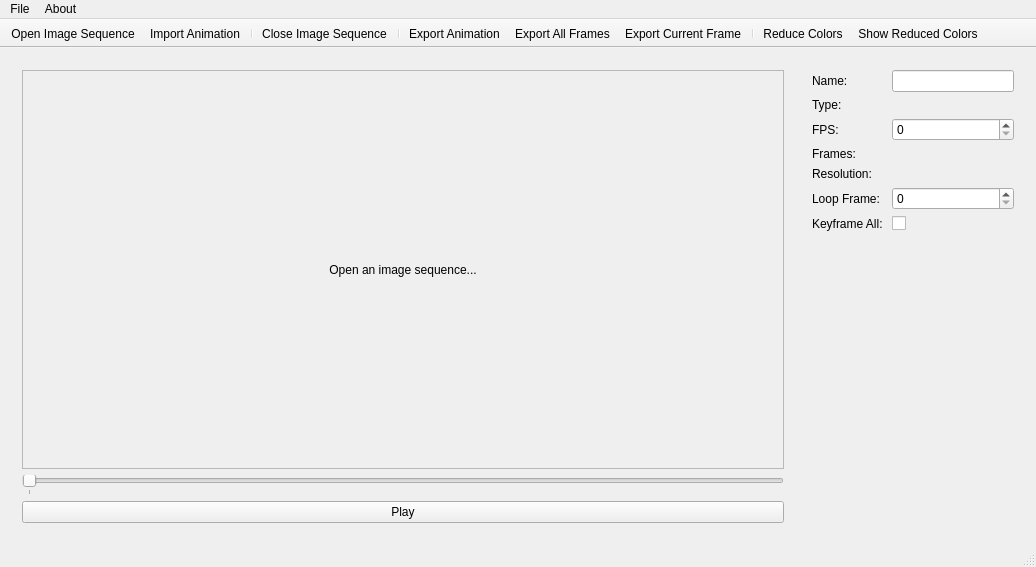
MjnMixael/AnimStudio, file AnimStudio/Forms/AnimStudio.ui: the form before one commit.
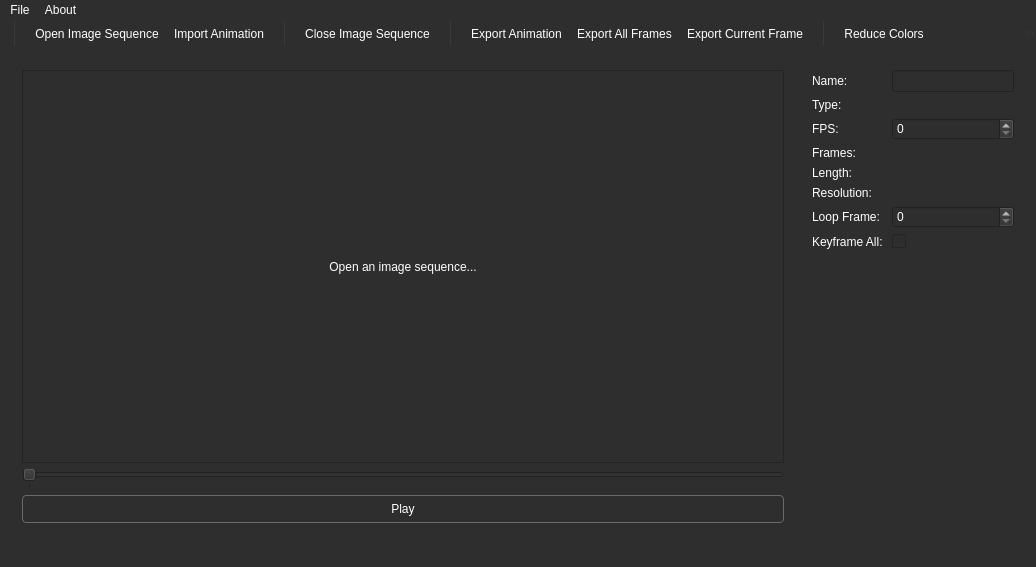
The form after the commit. Icons and pictures are not drawn.

Patch:
```diff
--- a/AnimStudio/Forms/AnimStudio.ui
+++ b/AnimStudio/Forms/AnimStudio.ui
@@ -13,6 +13,71 @@
   <property name="windowTitle">
    <string>Mjn's AnimStudio</string>
   </property>
+  <property name="styleSheet">
+   <string notr="true">QMainWindow, QWidget {
+  background-color: #2E2E2E;  /* your “almost black” */
+  color:            #FFFFFF;  /* ensure text is readable */
+}
+
+/* make each top-level menu label transparent by default */
+QMenuBar::item {
+  background-color: transparent;
+}
+
+/* on hover/selection, use a very subtle lighter gray */
+QMenuBar::item:selected {
+  background-color: #3A3A3A;       /* just a smidge lighter */
+}
+
+/* optional: pressed state slightly brighter still */
+QMenuBar::item:pressed {
+  background-color: #4A4A4A;
+}
+
+/* Toolbar: match the same bg + no top border */
+QToolBar {
+  background-color: #2E2E2E;
+  border-top:       none;          /* nuke that line too */
+}
+
+/* toolbar separators – a slightly lighter grey */
+QToolBar::separator {
+  background-color: #3A3A3A;   /* light-grey line */
+  width:            1px;       /* if your toolbar is horizontal */
+  margin:           0px 12px;   /* tweak spacing left/right */
+}
+
+/* ── Default raised-button style for all QPushButtons ── */
+QPushButton {
+  background: qlineargradient(
+    x1:0, y1:0, x2:0, y2:1,
+    stop:0 #4A4A4A,
+    stop:1 #2E2E2E
+  );
+  border:        1px solid #6A6A6A;
+  border-radius: 4px;
+  padding:       6px 12px;
+  color:         #FFFFFF;
+}
+
+/* hover state */
+QPushButton:hover {
+  background: qlineargradient(
+    x1:0, y1:0, x2:0, y2:1,
+    stop:0 #5A5A5A,
+    stop:1 #3A3A3A
+  );
+}
+
+/* pressed state */
+QPushButton:pressed {
+  background: qlineargradient(
+    x1:0, y1:0, x2:0, y2:1,
+    stop:0 #333333,
+    stop:1 #1E1E1E
+  );
+}</string>
+  </property>
   <widget class="QWidget" name="centralWidget">
    <layout class="QVBoxLayout" name="verticalLayout_2">
     <item>
@@ -54,7 +119,7 @@
                 <x>0</x>
                 <y>0</y>
                 <width>764</width>
-                <height>397</height>
+                <height>391</height>
                </rect>
               </property>
               <layout class="QGridLayout" name="gridLayout">
@@ -180,21 +245,21 @@
            </property>
           </widget>
          </item>
-         <item row="4" column="0">
+         <item row="5" column="0">
           <widget class="QLabel" name="resolutionLabel">
            <property name="text">
             <string>Resolution:</string>
            </property>
           </widget>
          </item>
-         <item row="5" column="0">
+         <item row="6" column="0">
           <widget class="QLabel" name="loopFrameLabel">
            <property name="text">
             <string>Loop Frame:</string>
            </property>
           </widget>
          </item>
-         <item row="5" column="1">
+         <item row="6" column="1">
           <widget class="QSpinBox" name="loopFrameSpinBox"/>
          </item>
          <item row="3" column="1">
@@ -211,27 +276,41 @@
            </property>
           </widget>
          </item>
-         <item row="4" column="1">
+         <item row="5" column="1">
           <widget class="QLabel" name="resolutionView">
            <property name="text">
             <string/>
            </property>
           </widget>
          </item>
-         <item row="6" column="0">
+         <item row="7" column="0">
           <widget class="QLabel" name="keyframeAllLabel">
            <property name="text">
             <string>Keyframe All: </string>
            </property>
           </widget>
          </item>
-         <item row="6" column="1">
+         <item row="7" column="1">
           <widget class="QCheckBox" name="keyframeAllCheckBox">
            <property name="tristate">
             <bool>false</bool>
            </property>
           </widget>
          </item>
+         <item row="4" column="0">
+          <widget class="QLabel" name="lengthLabel">
+           <property name="text">
+            <string>Length:</string>
+           </property>
+          </widget>
+         </item>
+         <item row="4" column="1">
+          <widget class="QLabel" name="lengthView">
+           <property name="text">
+            <string/>
+           </property>
+          </widget>
+         </item>
         </layout>
        </widget>
       </item>
@@ -306,6 +385,7 @@
    <attribute name="toolBarBreak">
     <bool>false</bool>
    </attribute>
+   <addaction name="separator"/>
    <addaction name="actionOpenImageSequence"/>
    <addaction name="actionImport_Animation"/>
    <addaction name="separator"/>
```
